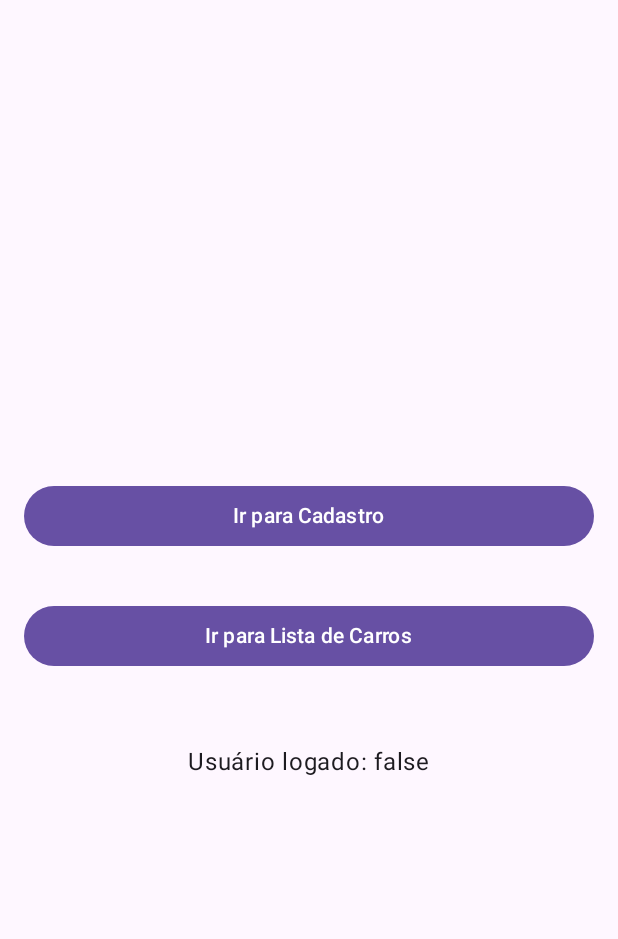
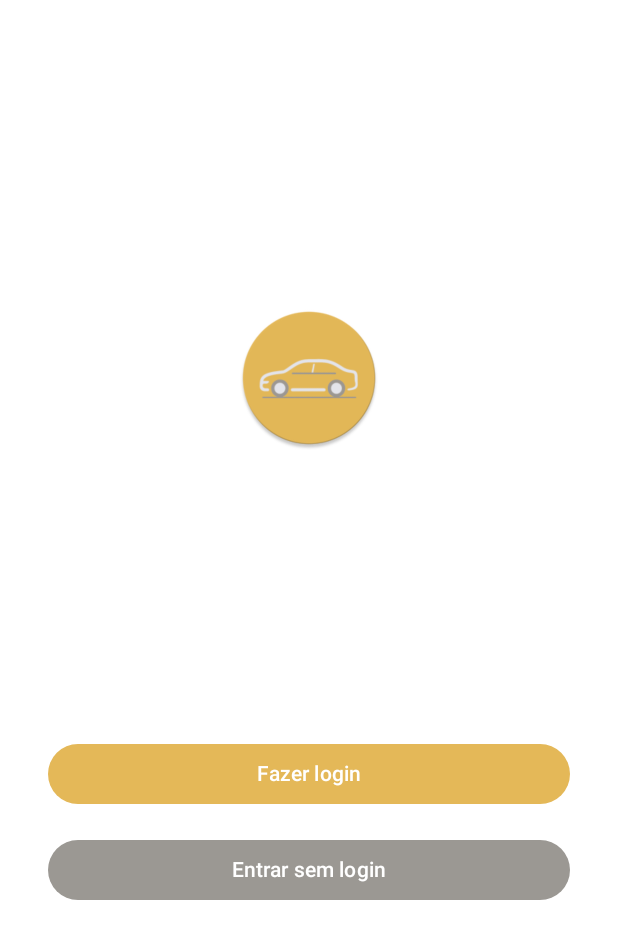
Before and after one commit to caduviegas/CarsList, an Android app built with Jetpack Compose: the screen it shows after launch (MainActivity), on a phone screen of 412 x 824 dp. Shown: the top 939 px of the screen. Run offline under Robolectric (Android 15) with nearby library versions, the light colour scheme and no system bars; our stand-ins replace Room's generated code.

Commit message:
🚧 home screen validating if user is logged

```diff
--- a/app/src/main/kotlin/io/github/caduviegas/carslist/presentation/home/HomeScreen.kt
+++ b/app/src/main/kotlin/io/github/caduviegas/carslist/presentation/home/HomeScreen.kt
@@ -1,15 +1,23 @@
 package io.github.caduviegas.carslist.presentation.home
 
+import androidx.compose.animation.*
+import androidx.compose.animation.core.*
+import androidx.compose.foundation.Image
+import androidx.compose.foundation.background
 import androidx.compose.foundation.layout.*
-import androidx.compose.material3.Button
-import androidx.compose.material3.Text
+import androidx.compose.material3.*
 import androidx.compose.runtime.*
-import androidx.compose.ui.Alignment
-import androidx.compose.ui.Modifier
-import androidx.compose.ui.unit.dp
+import androidx.compose.ui.*
+import androidx.compose.ui.graphics.graphicsLayer
+import androidx.compose.ui.res.painterResource
+import androidx.compose.ui.unit.*
 import androidx.navigation.NavController
 import io.github.caduviegas.carslist.presentation.CarsDestinations
 import org.koin.androidx.compose.koinViewModel
+import io.github.caduviegas.carslist.domain.util.then
+import io.github.caduviegas.carslist.R
+import io.github.caduviegas.carslist.domain.util.CarColor
+import kotlinx.coroutines.delay
 
 @Composable
 fun HomeScreen(
@@ -17,30 +25,102 @@ fun HomeScreen(
     viewModel: HomeViewModel = koinViewModel()
 ) {
     val isLoggedIn by viewModel.isLoggedIn.collectAsState()
+    val colorOnPrimary = CarColor.Surface
+    val colorPrimary = CarColor.Primary
+    val colorSecondary = CarColor.Secondary
+
+    var showButtons by remember { mutableStateOf(false) }
+    var animateCar by remember { mutableStateOf(false) }
 
     LaunchedEffect(Unit) {
         viewModel.validateUser()
     }
 
+    LaunchedEffect(isLoggedIn) {
+        if (isLoggedIn == true) {
+            navController.navigate(CarsDestinations.CAR_LIST) {
+                popUpTo(CarsDestinations.HOME) { inclusive = true }
+            }
+        } else if (isLoggedIn == false) {
+            animateCar = true
+            delay(500)
+            showButtons = true
+        }
+    }
+
     Box(
-        modifier = Modifier.fillMaxSize(),
+        modifier = Modifier
+            .fillMaxSize()
+            .background(colorOnPrimary),
         contentAlignment = Alignment.Center
     ) {
-        Column(horizontalAlignment = Alignment.CenterHorizontally) {
-            Button(
-                onClick = { navController.navigate(CarsDestinations.LOGIN) },
-                modifier = Modifier.fillMaxWidth().padding(16.dp)
+        val transition = updateTransition(targetState = animateCar, label = "carAnim")
+        val carOffsetY by transition.animateDp(
+            transitionSpec = { tween(durationMillis = 500) },
+            label = "carOffsetY"
+        ) { anim ->
+            if (anim) (-120).dp else 0.dp
+        }
+        val carScale by transition.animateFloat(
+            transitionSpec = { tween(durationMillis = 500) },
+            label = "carScale"
+        ) { anim ->
+            if (anim) 0.6f else 1f
+        }
+
+        Column(
+            horizontalAlignment = Alignment.CenterHorizontally,
+            modifier = Modifier.fillMaxWidth()
+        ) {
+            Spacer(modifier = Modifier.height(80.dp))
+            Box(
+                modifier = Modifier
+                    .offset(y = carOffsetY)
+                    .size(160.dp)
+                    .graphicsLayer {
+                        scaleX = carScale
+                        scaleY = carScale
+                    },
+                contentAlignment = Alignment.Center
             ) {
-                Text("Ir para Cadastro")
+                Image(
+                    painter = painterResource(id = R.drawable.ic_car),
+                    contentDescription = "Carro",
+                    modifier = Modifier.fillMaxSize()
+                )
             }
-            Button(
-                onClick = { navController.navigate(CarsDestinations.CAR_LIST) },
-                modifier = Modifier.fillMaxWidth().padding(16.dp)
+            Spacer(modifier = Modifier.height(animateCar.then(32.dp, 80.dp)))
+            AnimatedVisibility(
+                visible = showButtons,
+                enter = fadeIn(animationSpec = tween(500)),
+                exit = fadeOut()
             ) {
-                Text("Ir para Lista de Carros")
+                Column(
+                    horizontalAlignment = Alignment.CenterHorizontally,
+                    modifier = Modifier
+                        .fillMaxWidth()
+                        .padding(horizontal = 32.dp)
+                ) {
+                    Button(
+                        onClick = { navController.navigate(CarsDestinations.LOGIN) },
+                        colors = ButtonDefaults.buttonColors(containerColor = colorPrimary),
+                        modifier = Modifier
+                            .fillMaxWidth()
+                            .padding(vertical = 8.dp)
+                    ) {
+                        Text("Fazer login")
+                    }
+                    Button(
+                        onClick = { navController.navigate(CarsDestinations.CAR_LIST) },
+                        colors = ButtonDefaults.buttonColors(containerColor = colorSecondary),
+                        modifier = Modifier
+                            .fillMaxWidth()
+                            .padding(vertical = 8.dp)
+                    ) {
+                        Text("Entrar sem login")
+                    }
+                }
             }
-            Spacer(modifier = Modifier.height(32.dp))
-            Text("Usuário logado: ${isLoggedIn ?: "Verificando..."}")
         }
     }
 }
--- a/app/src/main/kotlin/io/github/caduviegas/carslist/presentation/home/HomeViewModel.kt
+++ b/app/src/main/kotlin/io/github/caduviegas/carslist/presentation/home/HomeViewModel.kt
@@ -3,6 +3,7 @@ package io.github.caduviegas.carslist.presentation.home
 import androidx.lifecycle.ViewModel
 import androidx.lifecycle.viewModelScope
 import io.github.caduviegas.carslist.domain.usecase.HasLoggedUserUseCase
+import kotlinx.coroutines.delay
 import kotlinx.coroutines.flow.MutableStateFlow
 import kotlinx.coroutines.flow.StateFlow
 import kotlinx.coroutines.launch
@@ -20,6 +21,7 @@ class HomeViewModel(
 
     private fun checkIfUserIsLogged() {
         viewModelScope.launch {
+            delay(2000)
             val logged = hasLoggedUserUseCase()
             _isLoggedIn.value = logged
         }
```
Also changed, not shown: 1 other file.
